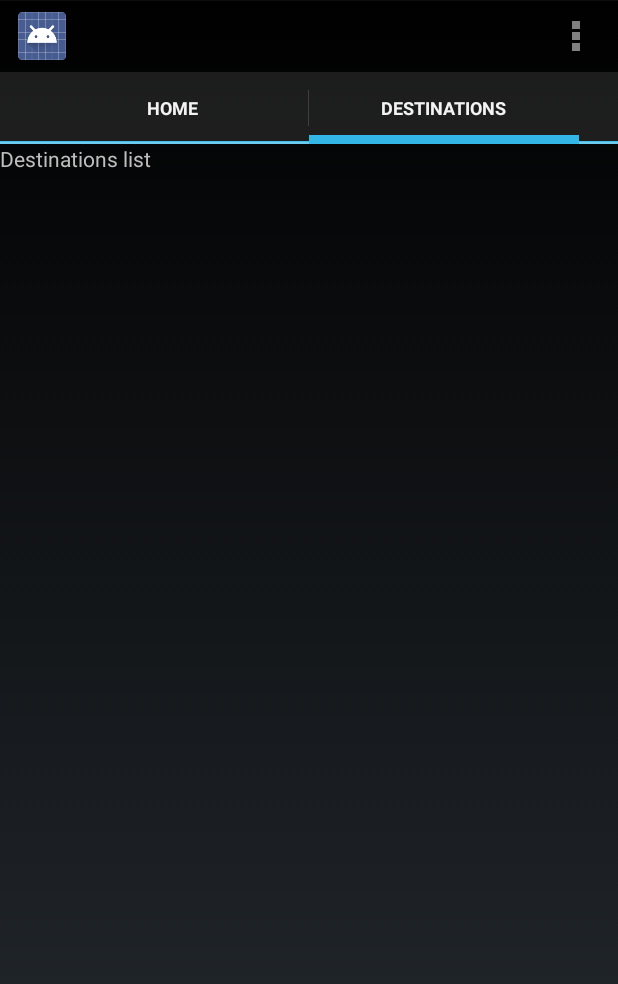
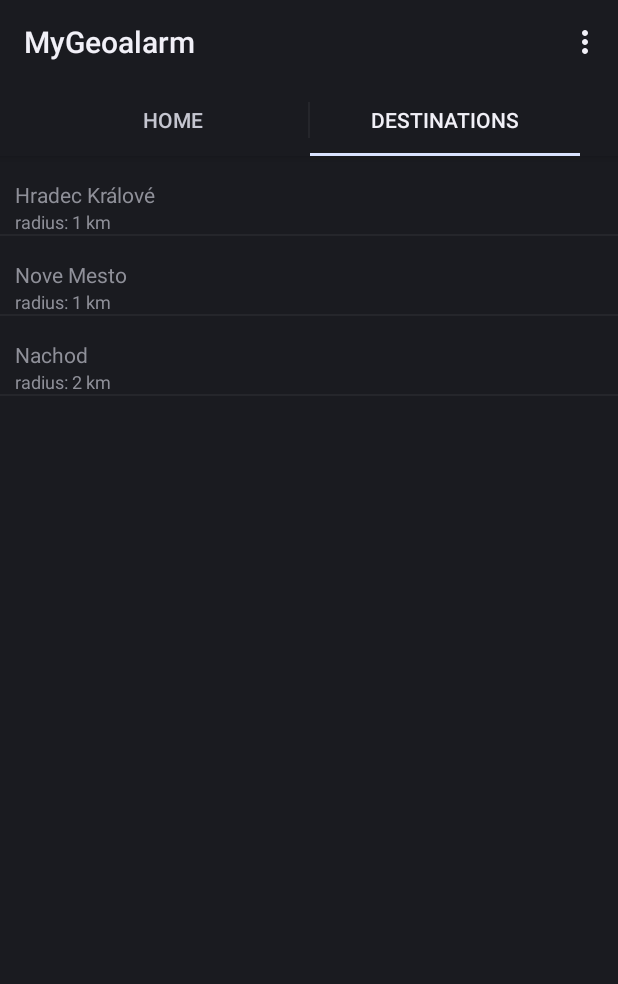
Before and after one commit to Merwis/MyGeoalarm, an Android app: the screen it shows after launch (MainActivity), tab 2 chosen, on a phone screen of 412 x 824 dp. Shown: the top 984 px of the screen. Run offline under Robolectric (Android 15) with nearby library versions, the phone set to English and light mode, and no system bars.

Commit message:
Added database connection and list of destinations with delete option. "Add icon" in action bar not showing for some reason.

```diff
--- /dev/null
+++ b/app/src/main/java/cz/uhk/fim/mygeoalarm/DestinationDatabaseHelper.java
@@ -0,0 +1,65 @@
+package cz.uhk.fim.mygeoalarm;
+
+import android.content.ContentValues;
+import android.content.Context;
+import android.database.sqlite.SQLiteDatabase;
+import android.database.sqlite.SQLiteOpenHelper;
+import android.util.Log;
+
+/**
+ * Created by Petr on 21. 5. 2015.
+ */
+public class DestinationDatabaseHelper extends SQLiteOpenHelper {
+
+    public static final String TAG = DestinationDatabaseHelper.class.getCanonicalName();
+    public static final String DATABASE_NAME = "destinationdatabase.db";
+    public static final int VERSION = 2;
+
+    public static final String SQL_CREATE_DESTINATION_TABLE =
+            "CREATE TABLE " + Destinations.TABLE_NAME + " (" +
+            Destinations._ID + " INTEGER PRIMARY KEY AUTOINCREMENT, " +
+            Destinations.COLUMN_NAME_NAME + " TEXT, " +
+            Destinations.COLUMN_NAME_COORDINATES + " TEXT, " +
+            Destinations.COLUMN_NAME_RADIUS + " INTEGER)";
+
+    public static final String SQL_DROP_DESTINATION_TABLE =
+            "DROP TABLE IF EXISTS " + Destinations.TABLE_NAME;
+
+    public DestinationDatabaseHelper (Context context) {
+        super(context, DATABASE_NAME, null, VERSION);
+    }
+
+    @Override
+    public void onCreate(SQLiteDatabase db) {
+        Log.d(TAG, "Creating database");
+        db.execSQL(SQL_CREATE_DESTINATION_TABLE);
+        fillDatabase(db);
+    }
+
+    @Override
+    public void onUpgrade(SQLiteDatabase db, int oldVersion, int newVersion) {
+        Log.d(TAG, "Deleting database");
+        db.execSQL(SQL_DROP_DESTINATION_TABLE);
+        Log.d(TAG, "Creating database");
+        db.execSQL(SQL_CREATE_DESTINATION_TABLE);
+        fillDatabase(db);
+    }
+
+    public void fillDatabase(SQLiteDatabase db) {
+        ContentValues contentValues = new ContentValues();
+        contentValues.put(Destinations.COLUMN_NAME_NAME, "Hradec Králové");
+        contentValues.put(Destinations.COLUMN_NAME_COORDINATES, "50.212121, 36.2132132");
+        contentValues.put(Destinations.COLUMN_NAME_RADIUS, 1);
+        db.insert(Destinations.TABLE_NAME, null, contentValues);
+
+        contentValues.put(Destinations.COLUMN_NAME_NAME, "Nove Mesto");
+        contentValues.put(Destinations.COLUMN_NAME_COORDINATES, "50.212121, 39.2132132");
+        contentValues.put(Destinations.COLUMN_NAME_RADIUS, 1);
+        db.insert(Destinations.TABLE_NAME, null, contentValues);
+
+        contentValues.put(Destinations.COLUMN_NAME_NAME, "Nachod");
+        contentValues.put(Destinations.COLUMN_NAME_COORDINATES, "50.212121, 32.2132132");
+        contentValues.put(Destinations.COLUMN_NAME_RADIUS, 2);
+        db.insert(Destinations.TABLE_NAME, null, contentValues);
+    }
+}
--- a/app/src/main/java/cz/uhk/fim/mygeoalarm/DestinationsListFragmentTab.java
+++ b/app/src/main/java/cz/uhk/fim/mygeoalarm/DestinationsListFragmentTab.java
@@ -1,24 +1,138 @@
 package cz.uhk.fim.mygeoalarm;
 
 import android.app.Fragment;
+import android.app.ListFragment;
+import android.database.Cursor;
+import android.database.sqlite.SQLiteDatabase;
 import android.os.Bundle;
 import android.support.annotation.Nullable;
+import android.view.ActionMode;
 import android.view.LayoutInflater;
+import android.view.Menu;
+import android.view.MenuItem;
 import android.view.View;
 import android.view.ViewGroup;
+import android.widget.AbsListView;
+import android.widget.ListView;
+import android.widget.SimpleCursorAdapter;
+import android.widget.TextView;
 
 /**
  * Created by Petr on 11. 5. 2015.
  */
-public class DestinationsListFragmentTab extends android.support.v4.app.Fragment {
+public class DestinationsListFragmentTab extends android.support.v4.app.ListFragment {
+
+    DestinationDatabaseHelper mHelper;
+    SimpleCursorAdapter mAdapter;
+    ListView mList;
+    SQLiteDatabase mDatabase;
 
     @Override
     public void onCreate(Bundle savedInstanceState) {
         super.onCreate(savedInstanceState);
+
+        mHelper = new DestinationDatabaseHelper(getActivity());
+        mDatabase = mHelper.getWritableDatabase();
+
+        String[] projection = new String[] {
+                Destinations._ID, Destinations.COLUMN_NAME_NAME, Destinations.COLUMN_NAME_RADIUS};
+
+        Cursor c = mDatabase.query(Destinations.TABLE_NAME, projection, null, null, null, null, null);
+
+        mAdapter = new SimpleCursorAdapter(getActivity(),
+                    R.layout.list_item_1,
+                    c,
+                    new String[] {Destinations.COLUMN_NAME_NAME, Destinations.COLUMN_NAME_RADIUS},
+                    new int[] {android.R.id.text1, R.id.mujtext},
+                    SimpleCursorAdapter.NO_SELECTION);
+        mAdapter.setViewBinder(new MyViewBinder());
+        setListAdapter(mAdapter);
+
+    }
+
+    private class MyViewBinder implements SimpleCursorAdapter.ViewBinder {
+         @Override
+         public boolean setViewValue(View view, Cursor cursor, int columnIndex) {
+
+             if (columnIndex == cursor.getColumnIndex(Destinations.COLUMN_NAME_RADIUS)) {
+                 TextView textView = (TextView) view;
+                 String radius = cursor.getString(columnIndex);
+                 textView.setText("radius: " + radius + " km");
+                 return true;
+             }
+             return false;
+         }
+    }
+
+
+
+    @Override
+    public View onCreateView(LayoutInflater inflater, ViewGroup container, Bundle savedInstanceState) {
+        //return inflater.inflate(R.layout.fragment_destinations_list, container, false);
+        View v = super.onCreateView(inflater, container, savedInstanceState);
+
+        mList = (ListView) v.findViewById(android.R.id.list);
+        mList.setChoiceMode(ListView.CHOICE_MODE_MULTIPLE_MODAL);
+        mList.setMultiChoiceModeListener(new AbsListView.MultiChoiceModeListener() {
+            @Override
+            public void onItemCheckedStateChanged(ActionMode mode, int position, long id, boolean checked) {
+
+            }
+
+            @Override
+            public boolean onCreateActionMode(ActionMode mode, Menu menu) {
+                mode.getMenuInflater().inflate(R.menu.context_menu_destination_list_fragment, menu);
+                return true;
+            }
+
+            @Override
+            public boolean onPrepareActionMode(ActionMode mode, Menu menu) {
+                return false;
+            }
+
+            @Override
+            public boolean onActionItemClicked(ActionMode mode, MenuItem item) {
+
+                switch (item.getItemId()) {
+                    case R.id.delete_destination:
+                        for (int i = 0; i < mAdapter.getCount(); i++) {
+                            if (mList.isItemChecked(i)) {
+                                Long id = mAdapter.getItemId(i);
+                                mDatabase.delete(Destinations.TABLE_NAME,
+                                        Destinations._ID + " LIKE ?", new String[] {id+""});
+                            }
+                        }
+
+                    Cursor c = mDatabase.query(Destinations.TABLE_NAME,
+                            null, null, null, null, null, null);
+                    Cursor oldCursor = mAdapter.swapCursor(c);
+                        if (oldCursor != null) {
+                            oldCursor.close();
+                        }
+                    mode.finish();
+                    return true;
+                    default:
+                        return false;
+                }
+
+            }
+
+            @Override
+            public void onDestroyActionMode(ActionMode mode) {
+
+            }
+        });
+
+
+        return v;
     }
 
     @Override
-    public View onCreateView(LayoutInflater inflater, ViewGroup container, Bundle savedInstanceState) {
-        return inflater.inflate(R.layout.fragment_destinations_list, container, false);
+    public boolean onOptionsItemSelected(MenuItem item) {
+        switch (item.getItemId()) {
+            case R.id.add_destination:
+                return true;
+            default: return super.onOptionsItemSelected(item);
+        }
     }
 }
--- /dev/null
+++ b/app/src/main/res/drawable/selected_background.xml
@@ -0,0 +1,8 @@
+<?xml version="1.0" encoding="utf-8"?>
+<selector xmlns:android="http://schemas.android.com/apk/res/android">
+
+    <item android:state_activated="true"
+          android:drawable="@android:color/darker_gray" />
+
+
+</selector>
--- /dev/null
+++ b/app/src/main/res/layout/list_item_1.xml
@@ -0,0 +1,22 @@
+<?xml version="1.0" encoding="utf-8"?>
+<LinearLayout xmlns:android="http://schemas.android.com/apk/res/android"
+              android:orientation="vertical" android:layout_width="match_parent"
+              android:layout_height="match_parent">
+
+    <TextView
+        android:layout_width="match_parent"
+        android:layout_height="wrap_content"
+        android:paddingTop="16dp"
+        android:paddingLeft="10dp"
+        android:id="@android:id/text1"
+        android:background="@drawable/selected_background"/>
+
+    <TextView
+        android:layout_width="match_parent"
+        android:layout_height="wrap_content"
+        android:textSize="12sp"
+        android:paddingLeft="10dp"
+        android:id="@+id/mujtext"
+        android:background="@drawable/selected_background"/>
+
+</LinearLayout>
--- /dev/null
+++ b/app/src/main/res/menu/context_menu_destination_list_fragment.xml
@@ -0,0 +1,6 @@
+<?xml version="1.0" encoding="utf-8"?>
+<menu xmlns:android="http://schemas.android.com/apk/res/android">
+    <item android:id="@+id/delete_destination"
+          android:title="Delete destination"
+          android:icon="@android:drawable/ic_menu_delete"/>
+</menu>
--- /dev/null
+++ b/app/src/main/res/menu/menu_destination_list.xml
@@ -0,0 +1,10 @@
+<menu xmlns:android="http://schemas.android.com/apk/res/android"
+      xmlns:app="http://schemas.android.com/apk/res-auto"
+      xmlns:tools="http://schemas.android.com/tools" tools:context=".DestinationListActivity">
+    <item android:id="@+id/action_settings" android:title="@string/action_settings"
+          android:orderInCategory="100" app:showAsAction="never" />
+    <item android:id="@+id/add_destination"
+          android:icon="@android:drawable/ic_menu_add"
+          android:title="Add destination"
+          app:showAsAction="ifRoom|withText"/>
+</menu>
--- a/app/src/main/res/values/styles.xml
+++ b/app/src/main/res/values/styles.xml
@@ -1,7 +1,7 @@
 <resources>
 
     <!-- Base application theme. -->
-    <style name="AppTheme" parent="android:Theme.Holo">
+    <style name="AppTheme" parent="android:Theme.DeviceDefault">
         <!-- Customize your theme here. -->
     </style>
 
```
Also changed, not shown: app/src/main/java/cz/uhk/fim/mygeoalarm/AddDestinationActivity.java (added, +7 -0 lines), app/src/main/java/cz/uhk/fim/mygeoalarm/Destination.java (added, +51 -0 lines), app/src/main/java/cz/uhk/fim/mygeoalarm/Destinations.java (added, +14 -0 lines), app/src/main/java/cz/uhk/fim/mygeoalarm/MainActivity.java (+10 -14 lines).
